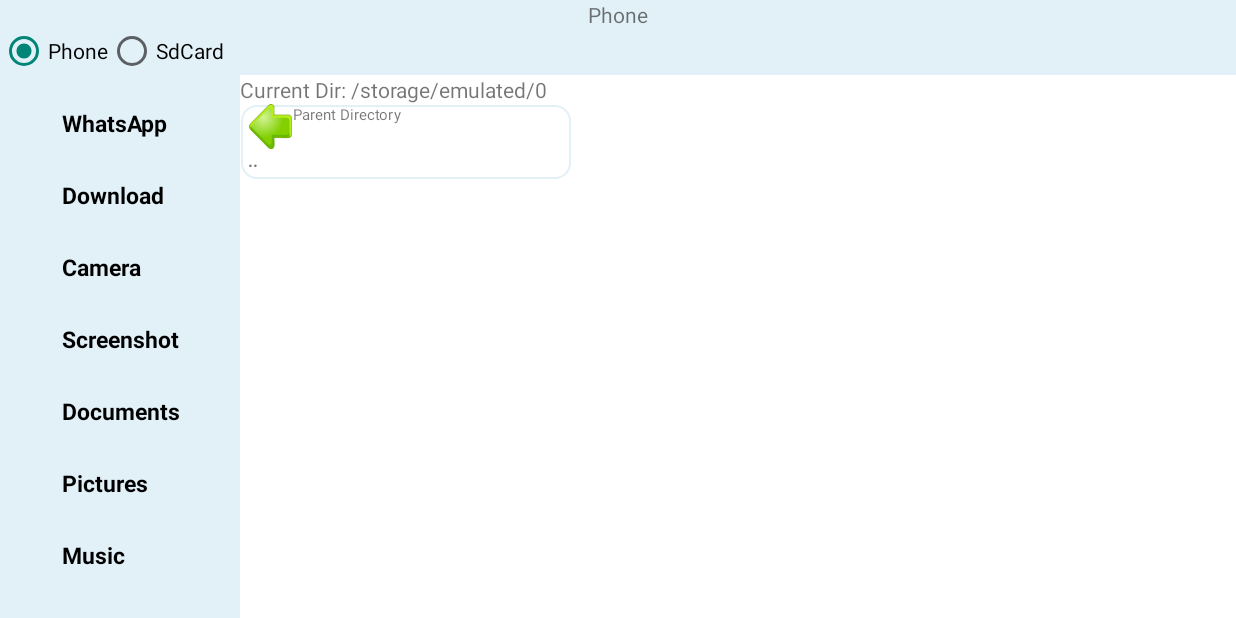
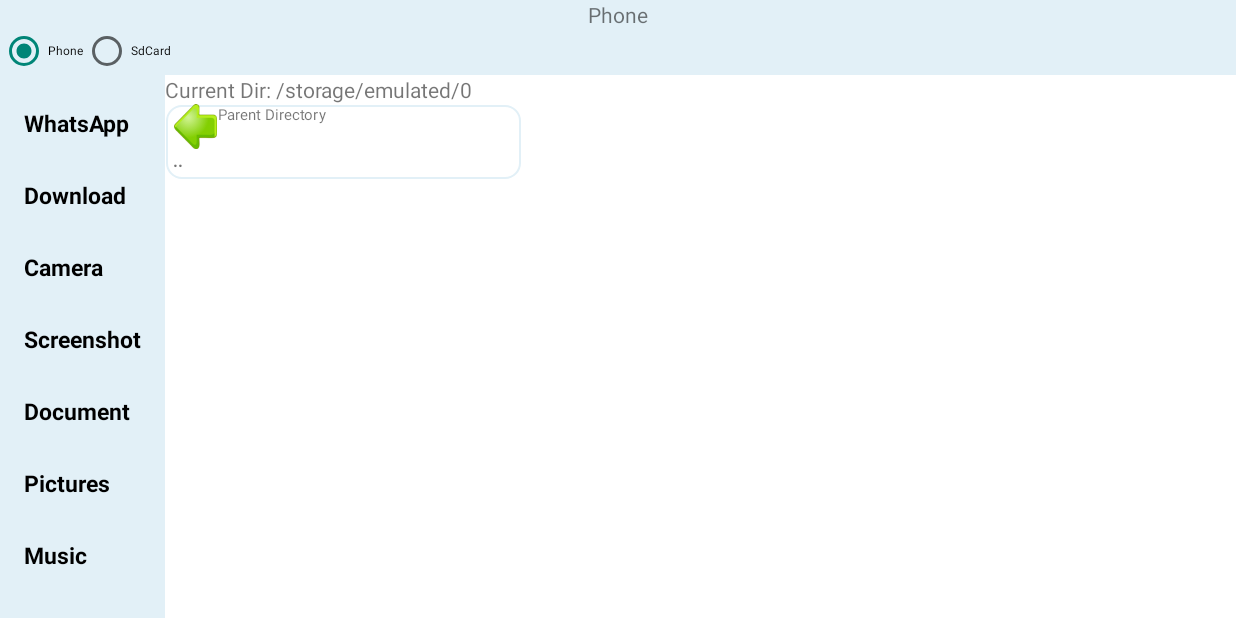
Before and after one commit to InnovativeSolutionApps/Finder, an Android app: the screen it shows after launch (MainActivity), on a phone screen of 824 x 412 dp (held sideways). Run offline under Robolectric (Android 15) with nearby library versions, the light colour scheme and no system bars.

Commit message:
12 Mar 2021
left Nav fixed, upper radio fixed.

```diff
--- a/app/src/main/res/layout/activity_drawer_main.xml
+++ b/app/src/main/res/layout/activity_drawer_main.xml
@@ -30,12 +30,16 @@
                 <RadioButton
                     android:id="@+id/rPhone"
                     android:layout_width="wrap_content"
+                    android:textSize="8dp"
+                    android:padding="0dp"
                     android:layout_height="wrap_content"
                     android:text="Phone"
                     android:onClick="onRadioButtonClicked"/>
                 <RadioButton
                     android:id="@+id/rSdCard"
                     android:layout_width="wrap_content"
+                    android:textSize="8dp"
+                    android:padding="0dp"
                     android:layout_height="wrap_content"
                     android:text="SdCard"
                     android:onClick="onRadioButtonClicked"/>
@@ -69,7 +73,7 @@
 
         <LinearLayout
             android:id="@+id/leftNav"
-            android:layout_width="160dp"
+            android:layout_width="wrap_content"
             android:layout_height="match_parent"
             android:layout_marginTop="50dp"
             android:background="#E2F0F7"
@@ -78,10 +82,11 @@
 
             <com.google.android.material.navigation.NavigationView
                 android:id="@+id/nav_view"
-                android:layout_width="wrap_content"
+                android:layout_width="110dp"
                 android:layout_height="match_parent"
                 android:layout_gravity="start"
-                app:itemIconPadding="1dp"
+                app:itemIconPadding="0dp"
+                app:itemIconSize="0dp"
                 app:itemTextAppearance="@style/NavStyle"
                 android:background="#E2F0F7"
                 android:fitsSystemWindows="true"
--- a/app/src/main/res/menu/activity_file_browser_drawer.xml
+++ b/app/src/main/res/menu/activity_file_browser_drawer.xml
@@ -2,7 +2,8 @@
 <menu xmlns:android="http://schemas.android.com/apk/res/android">
 
 
-    <group android:checkableBehavior="single">
+    <group android:checkableBehavior="single"
+        >
 
         <item
             android:id="@+id/whatsapp"
@@ -37,20 +38,5 @@
 
     </group>
 
-    <item android:title="Tags"></item>
-
-    <group android:checkableBehavior="single">
-
-        <item
-            android:id="@+id/nav_share"
-            android:icon="@drawable/ic_menu_share"
-            android:title="Share" />
-        <item
-            android:id="@+id/nav_send"
-            android:icon="@drawable/ic_menu_send"
-            android:title="Send" />
-
-    </group>
-
 
 </menu>
```
